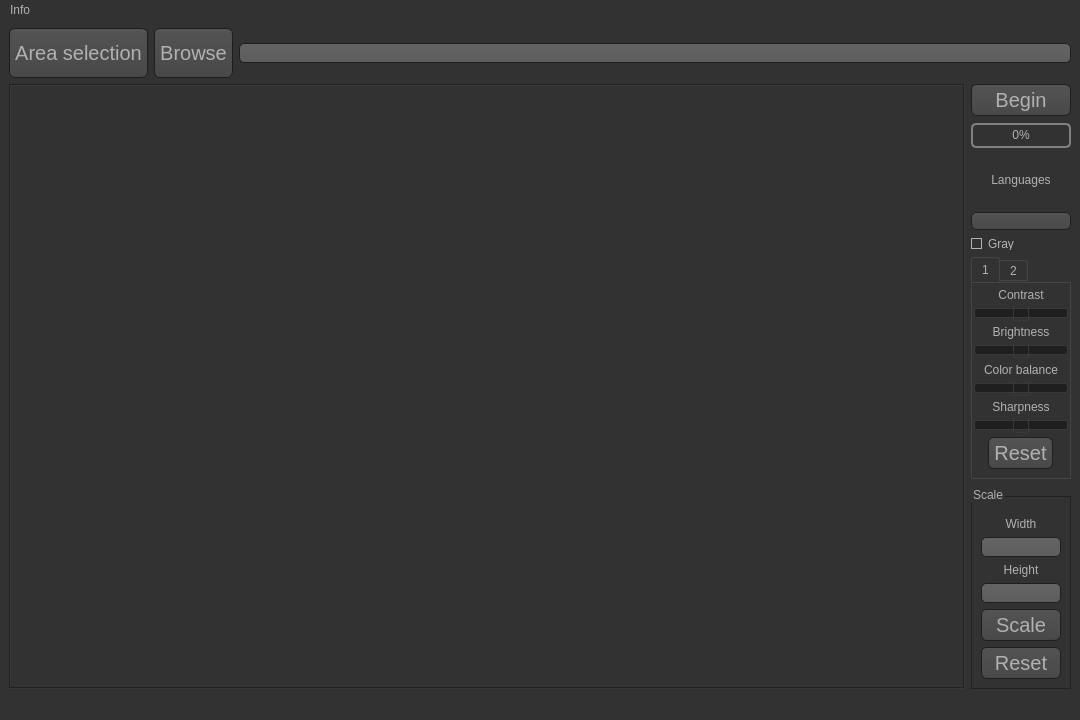
This is text_finder_search.ui in Paikerite/Text-finder as Qt 5 draws it before an edit. The edited form follows.
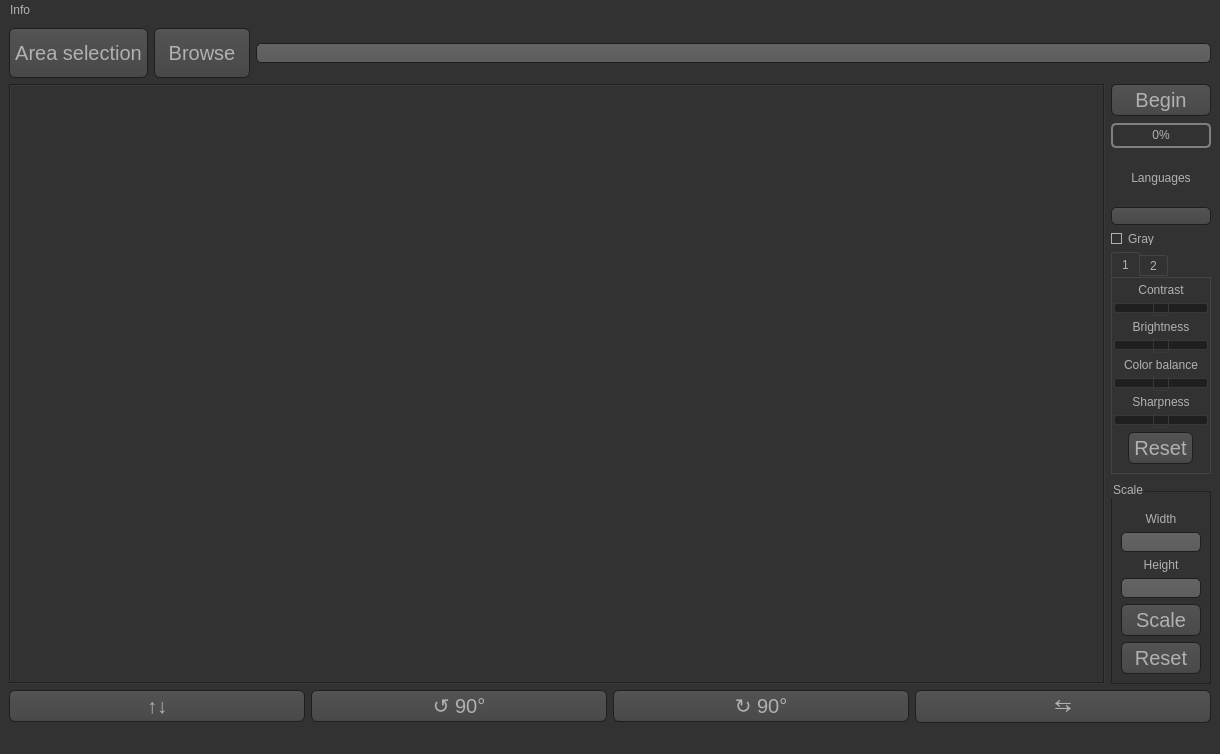
This is the edited form. The open tabs and pages were chosen to show the change. Icons and pictures are not drawn.

Commit message: The program is ready, need make rotate and flip

```diff
--- a/text_finder_search.ui
+++ b/text_finder_search.ui
@@ -9,8 +9,8 @@
    <rect>
     <x>0</x>
     <y>0</y>
-    <width>1080</width>
-    <height>720</height>
+    <width>1220</width>
+    <height>754</height>
    </rect>
   </property>
   <property name="sizePolicy">
@@ -617,7 +617,7 @@
      <height>1000000</height>
     </size>
    </property>
-   <layout class="QVBoxLayout" name="verticalLayout_2" stretch="0,1">
+   <layout class="QVBoxLayout" name="verticalLayout_2" stretch="0,1,0">
     <property name="sizeConstraint">
      <enum>QLayout::SetDefaultConstraint</enum>
     </property>
@@ -725,8 +725,8 @@
           <rect>
            <x>0</x>
            <y>0</y>
-           <width>948</width>
-           <height>595</height>
+           <width>1088</width>
+           <height>589</height>
           </rect>
          </property>
          <layout class="QVBoxLayout" name="verticalLayout_3">
@@ -1342,6 +1342,50 @@
       </item>
      </layout>
     </item>
+    <item>
+     <layout class="QHBoxLayout" name="horizontalLayout_3">
+      <item>
+       <widget class="QPushButton" name="pushButton_5">
+        <property name="statusTip">
+         <string>Invert the picture</string>
+        </property>
+        <property name="text">
+         <string>↑↓</string>
+        </property>
+       </widget>
+      </item>
+      <item>
+       <widget class="QPushButton" name="pushButton_rotate_left">
+        <property name="statusTip">
+         <string>Rotate the picture -90°</string>
+        </property>
+        <property name="text">
+         <string>↺ 90°</string>
+        </property>
+       </widget>
+      </item>
+      <item>
+       <widget class="QPushButton" name="pushButton_rotate_right">
+        <property name="statusTip">
+         <string>Rotate the picture +90°</string>
+        </property>
+        <property name="text">
+         <string>↻ 90°</string>
+        </property>
+       </widget>
+      </item>
+      <item>
+       <widget class="QPushButton" name="pushButton_4">
+        <property name="statusTip">
+         <string>Invert the picture</string>
+        </property>
+        <property name="text">
+         <string>⇆</string>
+        </property>
+       </widget>
+      </item>
+     </layout>
+    </item>
    </layout>
   </widget>
   <widget class="QMenuBar" name="menuBar">
@@ -1349,7 +1393,7 @@
     <rect>
      <x>0</x>
      <y>0</y>
-     <width>1080</width>
+     <width>1220</width>
      <height>21</height>
     </rect>
    </property>
```
Left out of the diff: 10 changed lines with no effect on the pictures. The commit also changes 5 other files.
